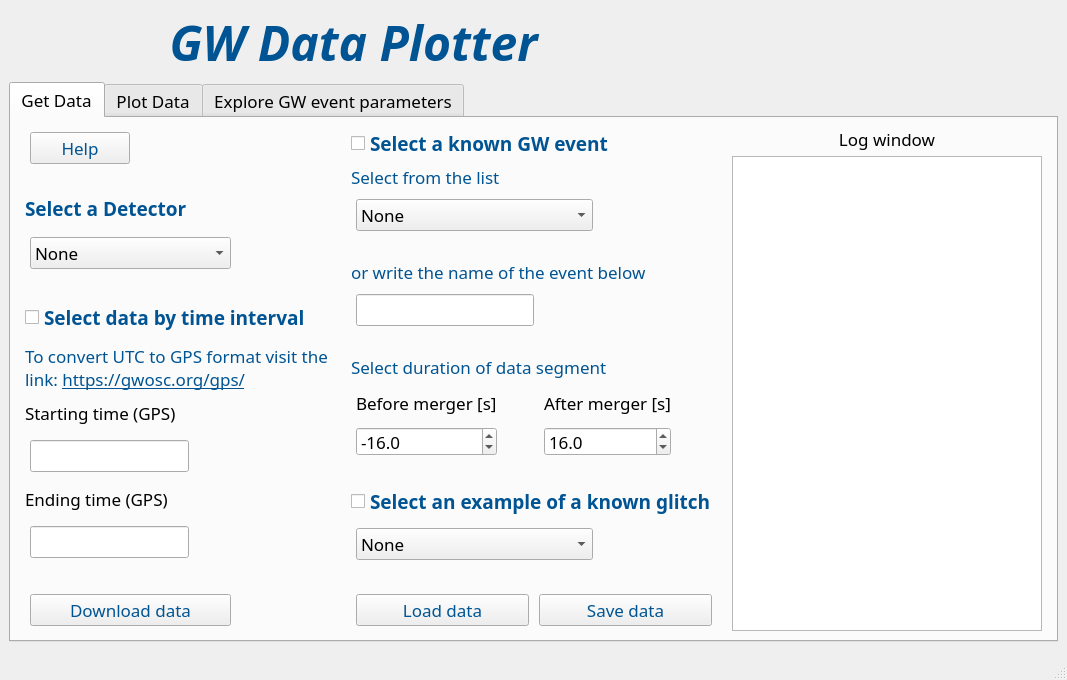
The window that layout.ui (piosif/GW_Data_Plotter_test_doc_sphinx) describes before a commit, drawn with Qt 5.
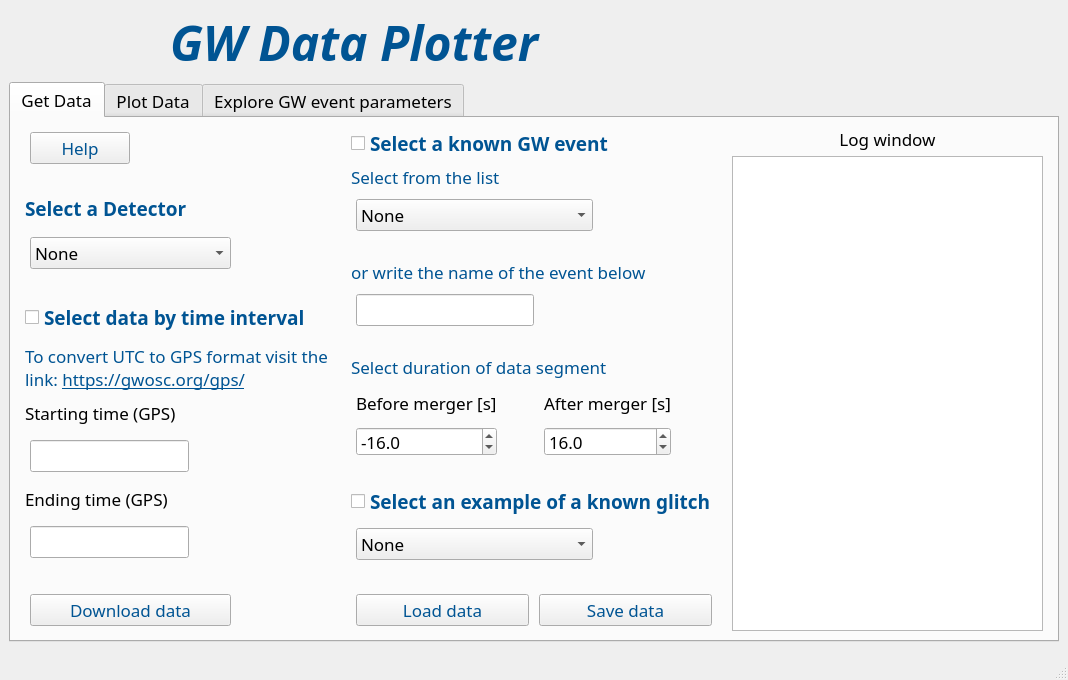
The same window after the commit. Icons and pictures are not drawn.

The edit to the form file:
```diff
--- a/layout.ui
+++ b/layout.ui
@@ -6,7 +6,7 @@
    <rect>
     <x>0</x>
     <y>0</y>
-    <width>1067</width>
+    <width>1068</width>
     <height>680</height>
    </rect>
   </property>
```
Left out of the diff: 49 changed lines with no effect on the pictures.
